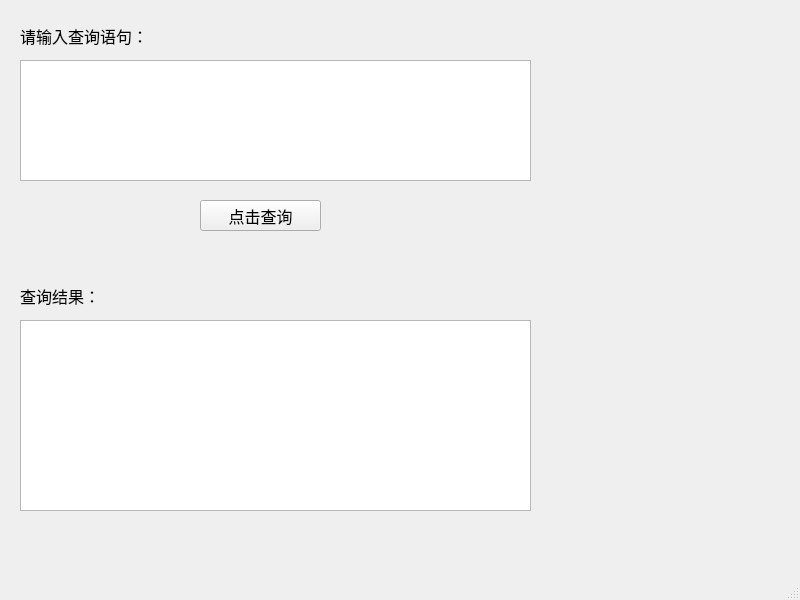
Before: the Qt Designer form Qt_demo/database_basic/mainwindow.ui in JMH77/demo, drawn with Qt 5.
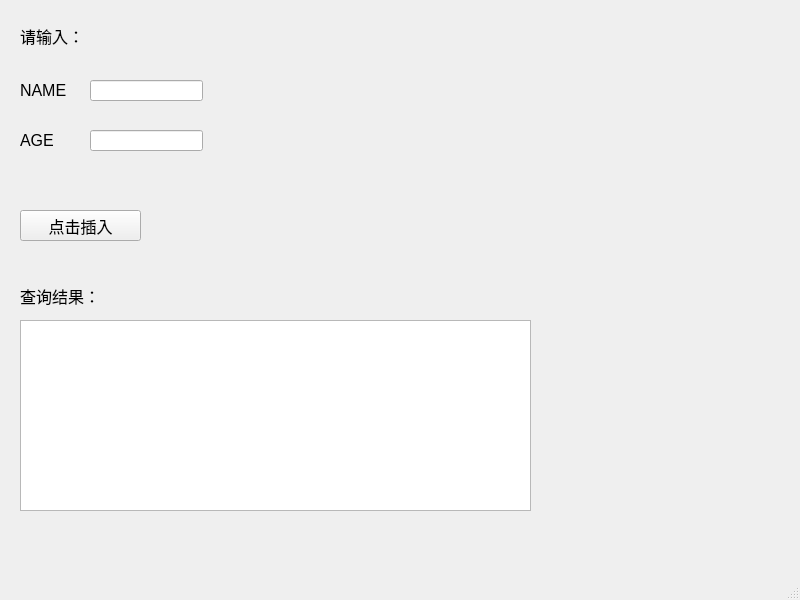
After: the same form once the commit is applied.

What changed in the file:
```diff
--- a/Qt_demo/database_basic/mainwindow.ui
+++ b/Qt_demo/database_basic/mainwindow.ui
@@ -14,21 +14,11 @@
    <string>MainWindow</string>
   </property>
   <widget class="QWidget" name="centralwidget">
-   <widget class="QTextEdit" name="textEdit">
+   <widget class="QPushButton" name="insertbtn">
     <property name="geometry">
      <rect>
       <x>20</x>
-      <y>60</y>
-      <width>511</width>
-      <height>121</height>
-     </rect>
-    </property>
-   </widget>
-   <widget class="QPushButton" name="pushButton">
-    <property name="geometry">
-     <rect>
-      <x>200</x>
-      <y>200</y>
+      <y>210</y>
       <width>121</width>
       <height>31</height>
      </rect>
@@ -39,7 +29,7 @@
      </font>
     </property>
     <property name="text">
-     <string>点击查询</string>
+     <string>点击插入</string>
     </property>
    </widget>
    <widget class="QLabel" name="label">
@@ -57,7 +47,7 @@
      </font>
     </property>
     <property name="text">
-     <string>请输入查询语句：</string>
+     <string>请输入：</string>
     </property>
    </widget>
    <widget class="QTextEdit" name="textEdit_2">
@@ -88,6 +78,62 @@
      <string>查询结果：</string>
     </property>
    </widget>
+   <widget class="QLabel" name="label_3">
+    <property name="geometry">
+     <rect>
+      <x>20</x>
+      <y>80</y>
+      <width>71</width>
+      <height>21</height>
+     </rect>
+    </property>
+    <property name="font">
+     <font>
+      <pointsize>12</pointsize>
+     </font>
+    </property>
+    <property name="text">
+     <string>NAME</string>
+    </property>
+   </widget>
+   <widget class="QLineEdit" name="name">
+    <property name="geometry">
+     <rect>
+      <x>90</x>
+      <y>80</y>
+      <width>113</width>
+      <height>21</height>
+     </rect>
+    </property>
+   </widget>
+   <widget class="QLabel" name="label_4">
+    <property name="geometry">
+     <rect>
+      <x>20</x>
+      <y>130</y>
+      <width>71</width>
+      <height>21</height>
+     </rect>
+    </property>
+    <property name="font">
+     <font>
+      <pointsize>12</pointsize>
+     </font>
+    </property>
+    <property name="text">
+     <string>AGE</string>
+    </property>
+   </widget>
+   <widget class="QLineEdit" name="age">
+    <property name="geometry">
+     <rect>
+      <x>90</x>
+      <y>130</y>
+      <width>113</width>
+      <height>21</height>
+     </rect>
+    </property>
+   </widget>
   </widget>
   <widget class="QMenuBar" name="menubar">
    <property name="geometry">
```
